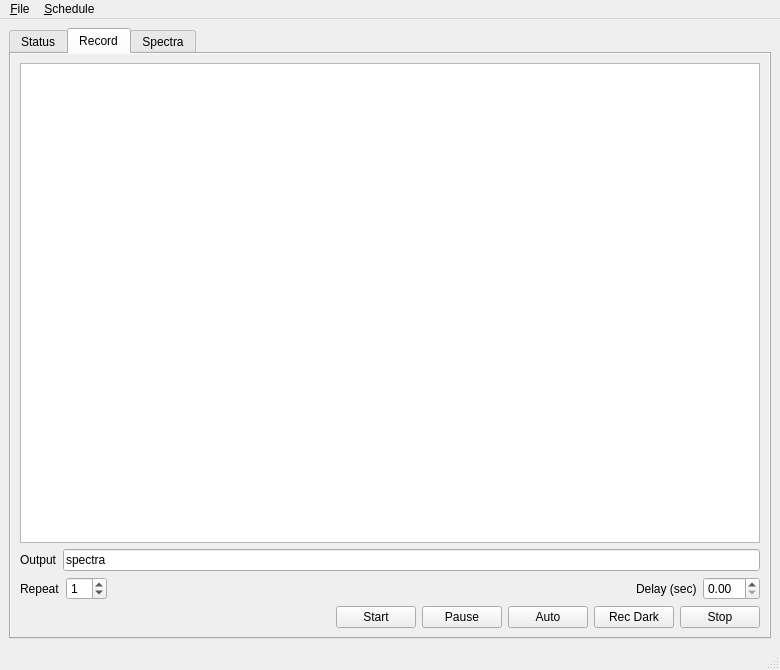
TeamPiccolo/piccolo2-player, file piccolo2/player/player.ui: the form before one commit.
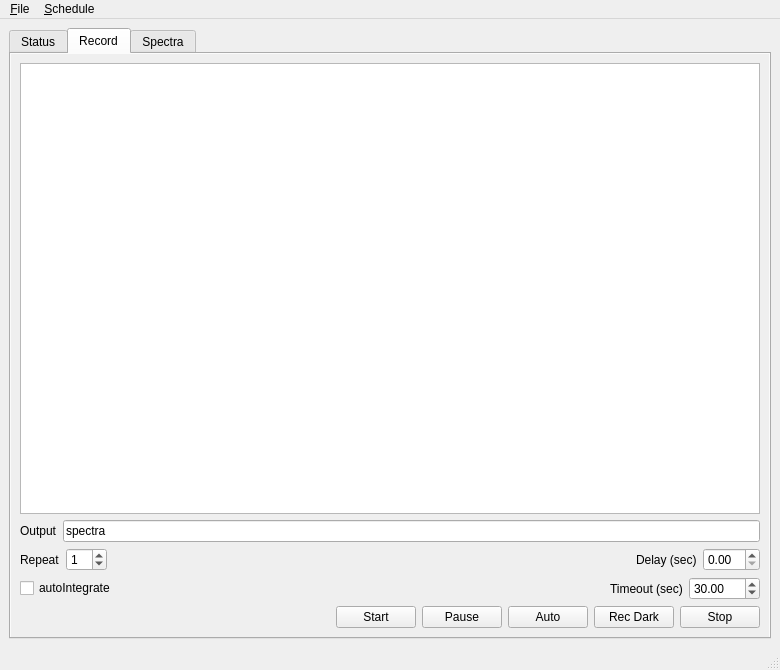
The form after the commit. The open tabs and pages were chosen to show the change. Icons and pictures are not drawn. Custom widgets are drawn as their Qt base class.

Commit message: add GUI support for running autointegration

Diff of the .ui file:
```diff
--- a/piccolo2/player/player.ui
+++ b/piccolo2/player/player.ui
@@ -294,6 +294,47 @@
           </item>
          </layout>
         </item>
+        <item>
+         <layout class="QHBoxLayout" name="horizontalLayout_10">
+          <item>
+           <widget class="QCheckBox" name="checkAutoIntegrate">
+            <property name="text">
+             <string>autoIntegrate</string>
+            </property>
+           </widget>
+          </item>
+          <item>
+           <spacer name="horizontalSpacer_7">
+            <property name="orientation">
+             <enum>Qt::Horizontal</enum>
+            </property>
+            <property name="sizeHint" stdset="0">
+             <size>
+              <width>40</width>
+              <height>20</height>
+             </size>
+            </property>
+           </spacer>
+          </item>
+          <item>
+           <widget class="QLabel" name="label_7">
+            <property name="text">
+             <string>Timeout (sec)</string>
+            </property>
+           </widget>
+          </item>
+          <item>
+           <widget class="QDoubleSpinBox" name="autoIntegrateTimeout">
+            <property name="maximum">
+             <double>3600.000000000000000</double>
+            </property>
+            <property name="value">
+             <double>30.000000000000000</double>
+            </property>
+           </widget>
+          </item>
+         </layout>
+        </item>
         <item>
          <layout class="QHBoxLayout" name="horizontalLayout_2">
           <item>
```
Left out of the diff: 2 changed lines with no effect on the pictures. The commit also changes 2 other files.
